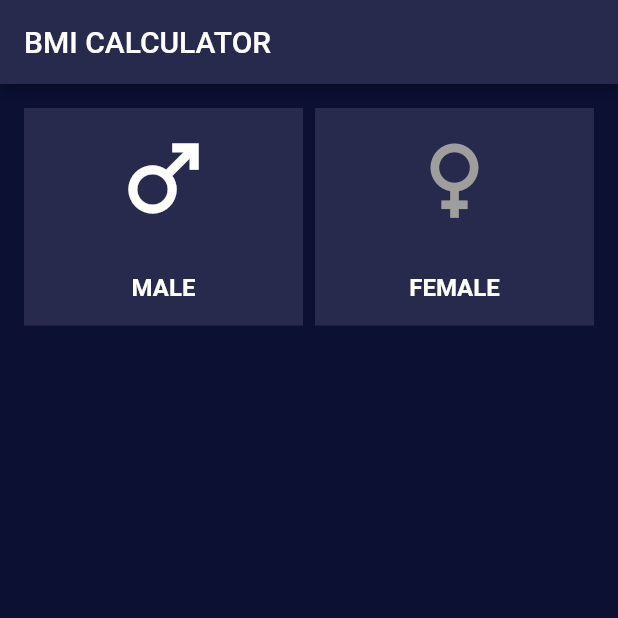
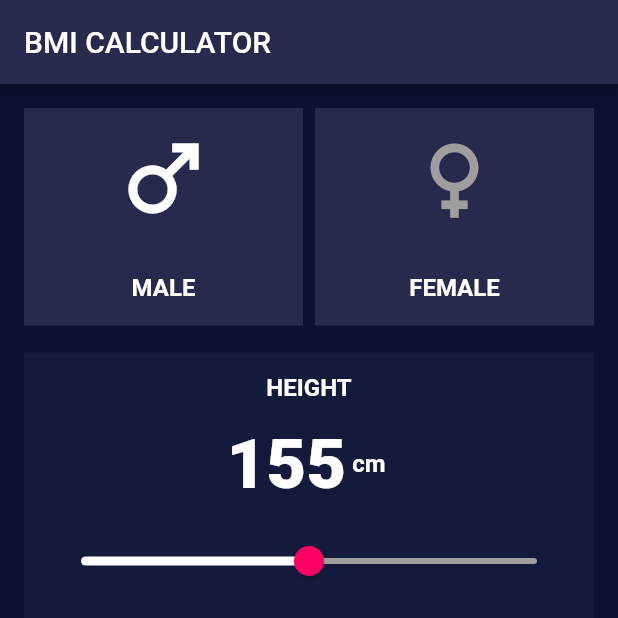
Before and after one commit to juliakowalikk/bmi_calc_cubit, a Flutter app: the screen it shows after launch, on a phone screen of 412 x 824 dp, the top half of it. Run offline on Flutter 3.47's test engine with Material 2 defaults, Android fonts, the phone set to English and light mode, and no system bars; our stand-ins replace bloc, flutter_bloc; generated files the repository leaves out were written again.

Commit message:
Add height tile

```diff
--- a/lib/l10n/app_en.arb
+++ b/lib/l10n/app_en.arb
@@ -4,5 +4,6 @@
   "female": "FEMALE",
   "height": "HEIGHT",
   "age": "AGE",
-  "calculate": "CALCULATE YOUR BMI"
+  "calculate": "CALCULATE YOUR BMI",
+  "cm": "cm"
 }
--- a/lib/pages/home_page/home_page.dart
+++ b/lib/pages/home_page/home_page.dart
@@ -1,3 +1,4 @@
+import 'package:bmi_calc_cubit/pages/home_page/tiles/height_tile.dart';
 import 'package:bmi_calc_cubit/pages/home_page/widgets/gender_part.dart';
 import 'package:bmi_calc_cubit/style/colors.dart';
 import 'package:bmi_calc_cubit/style/dimens.dart';
@@ -24,6 +25,7 @@ class _HomePageState extends State<HomePage> {
           child: Column(
             children: const [
               GenderPart(),
+              HeightTile(),
             ],
           ),
         ),
--- /dev/null
+++ b/lib/pages/home_page/tiles/height_tile.dart
@@ -0,0 +1,70 @@
+import 'package:bmi_calc_cubit/style/colors.dart';
+import 'package:bmi_calc_cubit/style/dimens.dart';
+import 'package:bmi_calc_cubit/style/my_text_style.dart';
+import 'package:flutter/material.dart';
+import 'package:flutter_gen/gen_l10n/app_localizations.dart';
+
+class HeightTile extends StatefulWidget {
+  const HeightTile({
+    super.key,
+  });
+
+  @override
+  State<HeightTile> createState() => _HeightTileState();
+}
+
+class _HeightTileState extends State<HeightTile> {
+  double sliderValue = 155;
+  @override
+  Widget build(BuildContext context) => Padding(
+        padding: const EdgeInsets.symmetric(
+            vertical: Dimens.xl, horizontal: Dimens.s),
+        child: Container(
+          decoration: const BoxDecoration(color: darkBlue),
+          child: Column(
+            children: [
+              Padding(
+                padding: const EdgeInsets.all(Dimens.xl),
+                child: Text(
+                  Strings.of(context).height,
+                  style: MyTextStyle.style1,
+                ),
+              ),
+              Row(
+                mainAxisAlignment: MainAxisAlignment.center,
+                children: [
+                  Text(
+                    sliderValue.toStringAsFixed(0),
+                    style: MyTextStyle.style2,
+                  ),
+                  Padding(
+                    padding: const EdgeInsets.all(Dimens.s),
+                    child: Text(
+                      Strings.of(context).cm,
+                      style: MyTextStyle.style1,
+                    ),
+                  ),
+                ],
+              ),
+              Padding(
+                padding: const EdgeInsets.all(Dimens.xl),
+                child: Slider(
+                  min: 100,
+                  max: 210,
+                  divisions: 100,
+                  thumbColor: pink,
+                  value: sliderValue,
+                  inactiveColor: grey,
+                  activeColor: Colors.white,
+                  onChanged: (double value) {
+                    setState(() {
+                      sliderValue = value;
+                    });
+                  },
+                ),
+              )
+            ],
+          ),
+        ),
+      );
+}
--- a/lib/style/colors.dart
+++ b/lib/style/colors.dart
@@ -5,3 +5,4 @@ const Color navyBlue = Color(0xFF272A4D);
 const Color pink = Color(0xFFFF0066);
 const Color white = Color(0xFFFFFFFF);
 const Color grey = Color(0xFF9E9E9E);
+const Color darkBlue = Color(0xFF141A3C);
--- a/lib/style/my_text_style.dart
+++ b/lib/style/my_text_style.dart
@@ -7,4 +7,9 @@ class MyTextStyle {
     fontWeight: FontWeight.bold,
     color: white,
   );
+  static TextStyle style2 = const TextStyle(
+    fontSize: 46,
+    fontWeight: FontWeight.w800,
+    color: white,
+  );
 }
```
